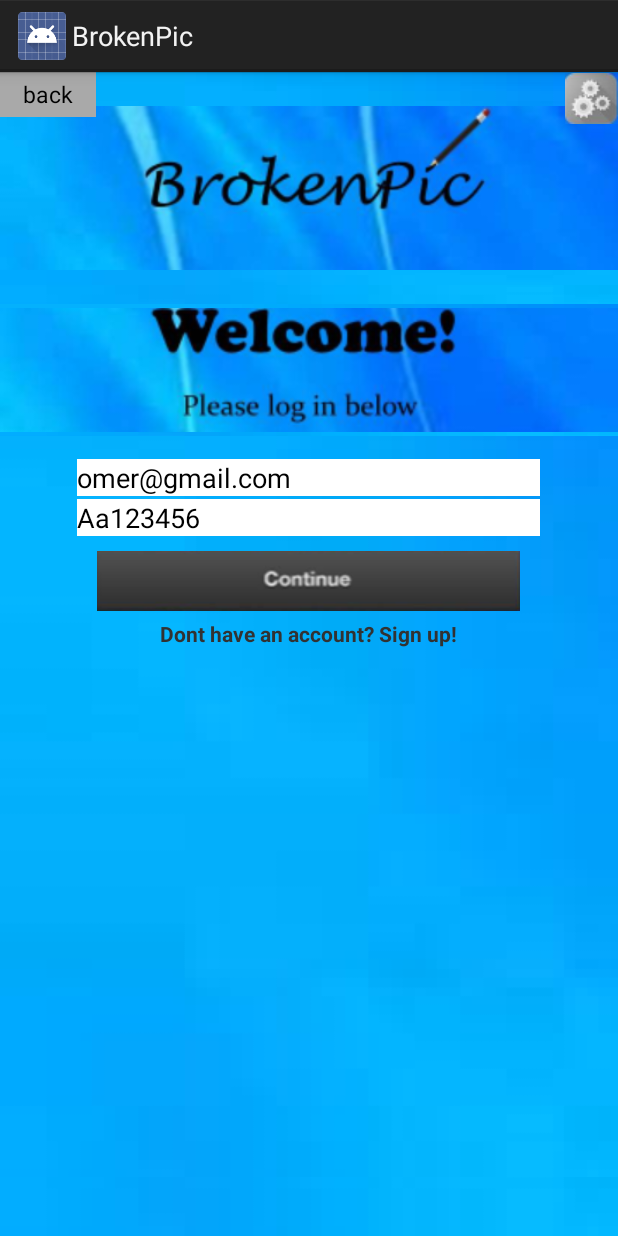
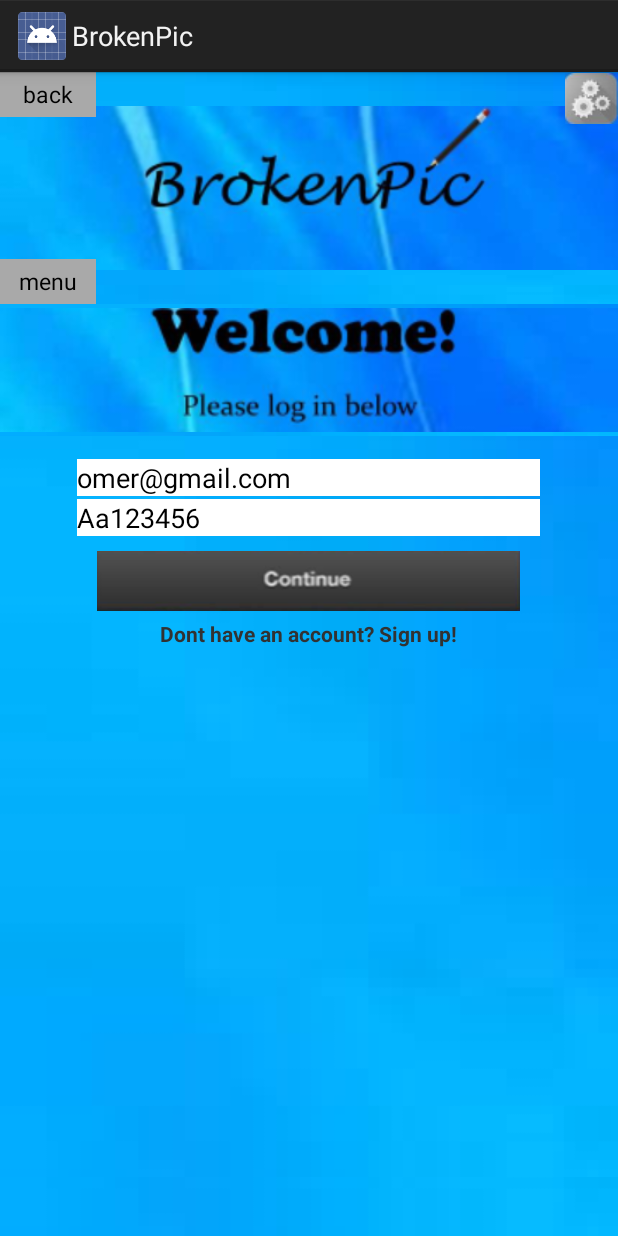
Before and after one commit to orgafni/BrokenPic, an Android app: the screen it shows after launch (MainActivity), on a phone screen of 412 x 824 dp. Run offline under Robolectric (Android 15) with nearby library versions, the phone set to English and light mode, and no system bars; libraries missing offline, so code that uses them is left out: com.mvc.imagepicker; 1 statement that could not run was skipped.

Commit message:
add menu button. only for debugging

```diff
--- a/app/src/main/java/com/brokenpicinc/brokenpic/MainActivity.java
+++ b/app/src/main/java/com/brokenpicinc/brokenpic/MainActivity.java
@@ -4,6 +4,8 @@ import android.app.Activity;
 import android.app.FragmentTransaction;
 import android.net.Uri;
 import android.os.Bundle;
+import android.view.View;
+import android.widget.Button;
 
 import com.mvc.imagepicker.ImagePicker;
 
@@ -20,5 +22,17 @@ public class MainActivity extends Activity {
         FragmentTransaction ftr = getFragmentManager().beginTransaction();
         ftr.add(R.id.mainContainer,loginFragment);
         ftr.commit();
+
+
+        Button menuBtn = (Button) findViewById(R.id.menuBth);
+        menuBtn.setOnClickListener(new View.OnClickListener() {
+            @Override
+            public void onClick(View v) {
+                final MenuFragment menuFragment = new MenuFragment();
+                FragmentTransaction ftr = getFragmentManager().beginTransaction();
+                ftr.add(R.id.mainContainer,menuFragment);
+                ftr.commit();
+            }
+        });
     }
 }
--- a/app/src/main/res/layout/activity_main.xml
+++ b/app/src/main/res/layout/activity_main.xml
@@ -35,6 +35,15 @@
                     android:background="@color/colorGray"
                     android:fontFamily="sans-serif"
                     android:layout_height="30dp" />
+                <Button
+                    android:id="@+id/menuBth"
+                    android:layout_width="wrap_content"
+                    android:text="menu"
+                    android:textSize="15sp"
+                    android:background="@color/colorGray"
+                    android:fontFamily="sans-serif"
+                    android:layout_alignParentBottom="true"
+                    android:layout_height="30dp" />
                 <!-- TODO: why wrap content not worked good? -->
                 <ImageButton
                     android:id="@+id/SettingsBtn"
```
